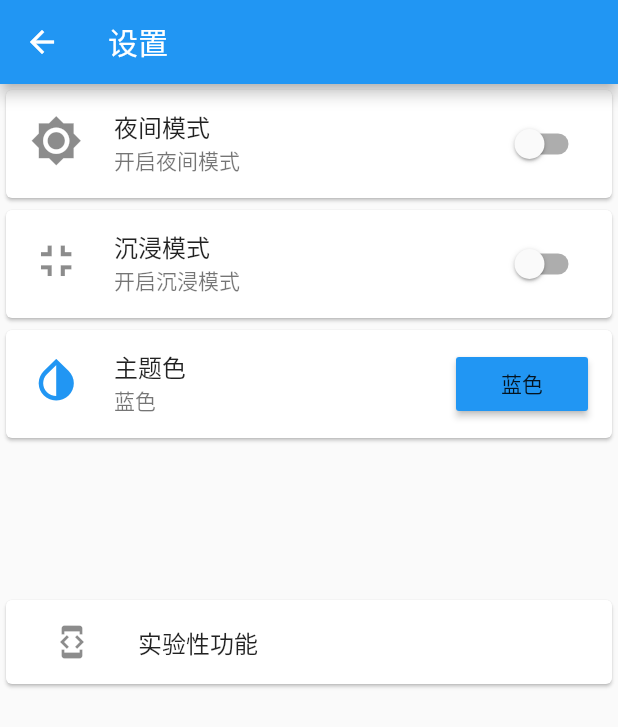
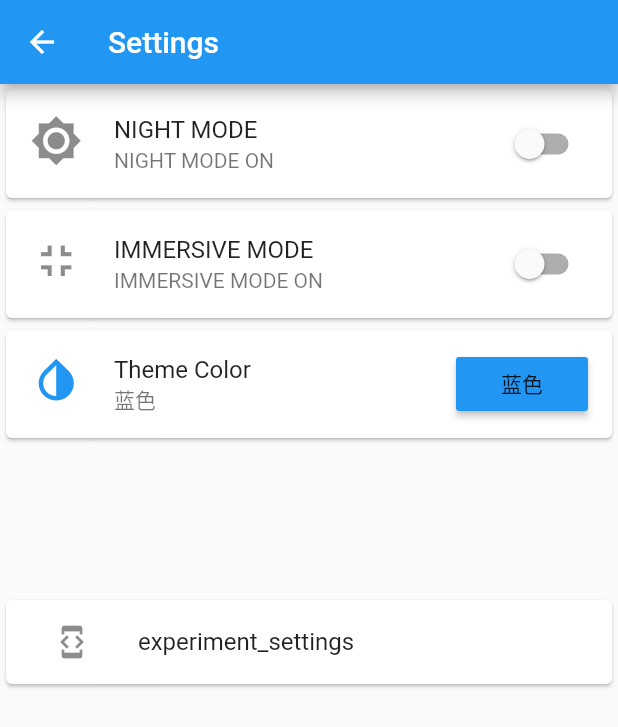
Before and after one commit to laiiihz/firenote, a Flutter app: the SettingsPage screen opened directly, on a phone screen of 412 x 824 dp. Shown: the top 727 px of the screen. Run offline on Flutter 3.47's test engine with Material 2 defaults, Android fonts, the phone set to English and light mode, and no system bars; our stand-ins replace flutter_local_notifications, shared_preferences, sqflite; accounts and stored records are empty.

Commit message:
fix localization

```diff
--- a/lib/Edit/EditorWithKey.dart
+++ b/lib/Edit/EditorWithKey.dart
@@ -5,7 +5,7 @@ import 'package:path/path.dart' as Path;
 import 'package:scoped_model/scoped_model.dart';
 import 'package:firenote/model/appModel.dart';
 import 'dart:async';
-
+import 'package:firenote/generated/i18n.dart';
 class EditorWithKeyPage extends StatefulWidget {
   @override
   State<StatefulWidget> createState() => _EditorWithKeyState();
@@ -121,7 +121,7 @@ class _EditorWithKeyState extends State<EditorWithKeyPage> {
       builder: (context, child, model) {
         return Scaffold(
           appBar: AppBar(
-            title: Text('更新备忘'),
+            title: Text(S.of(context).update_note),
             actions: <Widget>[
               Padding(
                 padding: EdgeInsets.all(5),
@@ -140,7 +140,7 @@ class _EditorWithKeyState extends State<EditorWithKeyPage> {
                       context: context,
                       builder: (context) {
                         return new SimpleDialog(
-                          title: Text('选择颜色'),
+                          title: Text(S.of(context).choose_color),
                           children: <Widget>[
                             Column(
                               children: <Widget>[
@@ -236,8 +236,8 @@ class _EditorWithKeyState extends State<EditorWithKeyPage> {
                   controller: _titleController,
                   decoration: InputDecoration(
                     filled: true,
-                    labelText: '标题',
-                    hintText: '输入你的标题',
+                    labelText: S.of(context).title_note,
+                    hintText: S.of(context).enter_title,
                     border: OutlineInputBorder(),
                     suffixIcon: DropdownButton(
                       items: genWidget,
@@ -270,7 +270,7 @@ class _EditorWithKeyState extends State<EditorWithKeyPage> {
                 padding: EdgeInsets.all(5),
                 child: Card(
                   child: ListTile(
-                    leading: Text('创建时间:' +
+                    leading: Text(S.of(context).create_note +
                         DateTime.fromMillisecondsSinceEpoch(
                                 model.tempNote.timeNow)
                             .toString()
@@ -283,7 +283,7 @@ class _EditorWithKeyState extends State<EditorWithKeyPage> {
                 child: Card(
                   child: ListTile(
                     leading:
-                        Text('更新时间:' + _nowTime.toString().substring(0, 19)),
+                        Text(S.of(context).update_time + _nowTime.toString().substring(0, 19)),
                   ),
                 ),
               ),
@@ -291,7 +291,7 @@ class _EditorWithKeyState extends State<EditorWithKeyPage> {
                 padding: EdgeInsets.all(5),
                 child: Card(
                   child: ListTile(
-                    leading: Text('提醒时间:' +
+                    leading: Text(S.of(context).reminder_time+
                         DateTime.fromMillisecondsSinceEpoch(_timeMillsec ?? 0)
                             .toString()
                             .substring(0, 16)),
--- a/lib/Edit/StandardEditor.dart
+++ b/lib/Edit/StandardEditor.dart
@@ -7,7 +7,7 @@ import 'package:firenote/Database/MainDatabase.dart';
 import 'package:sqflite/sqflite.dart';
 import 'package:firenote/model/appModel.dart';
 import 'package:flutter_local_notifications/flutter_local_notifications.dart';
-
+import 'package:firenote/generated/i18n.dart';
 class StandardEditorPage extends StatefulWidget {
   @override
   State<StatefulWidget> createState() => _StandardEditorState();
@@ -123,7 +123,7 @@ class _StandardEditorState extends State<StandardEditorPage> {
     // TODO: implement build
     return Scaffold(
       appBar: AppBar(
-        title: Text('新建备忘'),
+        title: Text(S.of(context).create_note),
         actions: <Widget>[
           Padding(
             padding: EdgeInsets.all(5),
@@ -142,7 +142,7 @@ class _StandardEditorState extends State<StandardEditorPage> {
                   context: context,
                   builder: (context) {
                     return new SimpleDialog(
-                      title: Text('选择颜色'),
+                      title: Text(S.of(context).choose_color),
                       children: <Widget>[
                         Column(
                           children: <Widget>[
@@ -211,8 +211,6 @@ class _StandardEditorState extends State<StandardEditorPage> {
                 fireNote.timeNow = DateTime.now().millisecondsSinceEpoch;
                 fireNote.timeSet = _timeMillsec;
                 fireNote.tag = _value;
-                print('dateTime set');
-                print(fireNote.timeSet);
                 await _noteProvider.insert(fireNote);
               }
 
@@ -274,8 +272,8 @@ class _StandardEditorState extends State<StandardEditorPage> {
               controller: _titleController,
               decoration: InputDecoration(
                 filled: true,
-                labelText: '标题',
-                hintText: '输入你的标题',
+                labelText: S.of(context).title_note,
+                hintText: S.of(context).enter_title,
                 border: OutlineInputBorder(),
                 suffixIcon: DropdownButton(
                   items: genWidget,
@@ -309,7 +307,7 @@ class _StandardEditorState extends State<StandardEditorPage> {
             padding: EdgeInsets.all(5),
             child: Card(
               child: ListTile(
-                leading: Text('创建时间:' + _nowTime.toString().substring(0, 19)),
+                leading: Text(S.of(context).create_time_pre + _nowTime.toString().substring(0, 19)),
               ),
             ),
           ),
@@ -317,7 +315,7 @@ class _StandardEditorState extends State<StandardEditorPage> {
             padding: EdgeInsets.all(5),
             child: Card(
               child: ListTile(
-                leading: Text('提醒时间:' +
+                leading: Text(S.of(context).reminder_time +
                     DateTime.fromMillisecondsSinceEpoch(_timeMillsec ?? 0)
                         .toString()
                         .substring(0, 16)),
--- a/lib/menu/About.dart
+++ b/lib/menu/About.dart
@@ -2,7 +2,7 @@ import 'package:flutter/material.dart';
 import 'package:url_launcher/url_launcher.dart';
 import 'package:scoped_model/scoped_model.dart';
 import 'package:firenote/model/appModel.dart';
-
+import 'package:firenote/generated/i18n.dart';
 class AboutPage extends StatefulWidget {
   @override
   State<StatefulWidget> createState() => _AboutState();
@@ -11,7 +11,7 @@ class AboutPage extends StatefulWidget {
 class _AboutState extends State<AboutPage> {
   @override
   Widget build(BuildContext context) {
-    // TODO: implement build
+
     return ScopedModelDescendant<AppModel>(
       builder: (context, child, model) {
         return Scaffold(
--- a/lib/menu/Settings.dart
+++ b/lib/menu/Settings.dart
@@ -4,6 +4,7 @@ import 'package:firenote/model/appModel.dart';
 import 'package:firenote/menu/SettingsColor.dart';
 import 'DeveloperMode.dart';
 import 'package:shared_preferences/shared_preferences.dart';
+import 'package:firenote/generated/i18n.dart';
 
 class SettingsPage extends StatefulWidget {
   @override
@@ -18,7 +19,7 @@ class _SettingsState extends State<SettingsPage> {
       builder: (context, child, model) {
         return Scaffold(
           appBar: AppBar(
-            title: Text('设置'),
+            title: Text(S.of(context).pop_settings),
           ),
           body: ListView(
             children: <Widget>[
@@ -30,9 +31,9 @@ class _SettingsState extends State<SettingsPage> {
                         : Icons.brightness_7,
                     size: 35,
                   ),
-                  title: Text('夜间模式'),
+                  title: Text(S.of(context).night_mode),
                   subtitle:
-                      model.isDarkModeOn ? Text('关闭夜间模式') : Text('开启夜间模式'),
+                      model.isDarkModeOn ? Text(S.of(context).night_mode_off) : Text(S.of(context).night_mode_on),
                   trailing: Switch(
                       value: model.isDarkModeOn,
                       onChanged: (value) {
@@ -55,9 +56,9 @@ class _SettingsState extends State<SettingsPage> {
                         : Icons.fullscreen_exit,
                     size: 35,
                   ),
-                  title: Text('沉浸模式'),
+                  title: Text(S.of(context).immersive_mode),
                   subtitle:
-                  model.statusBarTransparent ? Text('关闭沉浸模式') : Text('开启沉浸模式'),
+                  model.statusBarTransparent ? Text(S.of(context).immersive_mode_off) : Text(S.of(context).immersive_mode_on),
                   trailing: Switch(
                       value: model.statusBarTransparent,
                       onChanged: (value) {
@@ -79,9 +80,9 @@ class _SettingsState extends State<SettingsPage> {
                     size: 35,
                     color: model.primaryColor,
                   ),
-                  title: Text('主题色'),
+                  title: Text(S.of(context).theme_color),
                   subtitle:
-                      model.isDarkModeOn ? Text('不可用') : Text(model.colorName),
+                      model.isDarkModeOn ? Text(S.of(context).nulls) : Text(model.colorName),
                   trailing: MaterialButton(
                     onPressed: model.isDarkModeOn
                         ? null
@@ -104,7 +105,7 @@ class _SettingsState extends State<SettingsPage> {
                 child: MaterialButton(
                   child: ListTile(
                     leading: Icon(Icons.developer_mode),
-                    title: Text('实验性功能'),
+                    title: Text(S.of(context).experiment_settings),
                   ),
                   onPressed: () {
                     Navigator.push(
--- a/lib/menu/SettingsColor.dart
+++ b/lib/menu/SettingsColor.dart
@@ -2,7 +2,7 @@ import 'package:flutter/material.dart';
 import 'package:scoped_model/scoped_model.dart';
 import 'package:firenote/model/appModel.dart';
 import 'package:shared_preferences/shared_preferences.dart';
-
+import 'package:firenote/generated/i18n.dart';
 class SettingsColorPage extends StatefulWidget {
   @override
   State<StatefulWidget> createState() => _SettingsColorState();
@@ -21,26 +21,25 @@ class _SettingsColorState extends State<SettingsColorPage> {
       builder: (context, child, model) {
         return Scaffold(
           appBar: AppBar(
-            title: Text('主题色'),
+            title: Text(S.of(context).theme_color),
           ),
           body: ListView(
             children: <Widget>[
-              buildColor(Color(0xFFD4E157), 'lime'),
-              buildColor(Color(0xFF2196F3), '蓝色'),
-              buildColor(Color(0xFFF06292), '粉色'),
-              buildColor(Color(0xFF4CAF50), '亮绿色'),
-              buildColor(Color(0xFFF44336), '红色'),
-              buildColor(Color(0xFF9E9E9E), '灰色'),
-              buildColor(Color(0xFF03A9F4), '亮蓝色'),
-              buildColor(Color(0xFF4CAF50), '绿色'),
-              buildColor(Color(0xFF546E7A), '蓝灰色'),
-              buildColor(Color(0xFFFFC107), '蜂蜜色'),
-              buildColor(Color(0xFF673AB7), '深紫色'),
-              buildColor(Color(0xFF26A69A), '靛青'),
-              buildColor(Color(0xFFFFA726), '橘色'),
-              buildColor(Color(0xFFFF7043), '深橘色'),
-              buildColor(Color(0xFFA1887F), '棕色'),
-              buildColor(Color(0xFF26C6DA), '蓝绿色'),
+              buildColor(Color(0xFFD4E157), S.of(context).lime),
+              buildColor(Color(0xFF2196F3), S.of(context).blue),
+              buildColor(Color(0xFFF06292), S.of(context).pink),
+              buildColor(Color(0xFF4CAF50), S.of(context).light_green),
+              buildColor(Color(0xFFF44336), S.of(context).red),
+              buildColor(Color(0xFF9E9E9E), S.of(context).grey),
+              buildColor(Color(0xFF03A9F4), S.of(context).light_blue),
+              buildColor(Color(0xFF4CAF50), S.of(context).green),
+              buildColor(Color(0xFF546E7A), S.of(context).blue_grey),
+              buildColor(Color(0xFFFFC107), S.of(context).honey),
+              buildColor(Color(0xFF673AB7), S.of(context).deep_purple),
+              buildColor(Color(0xFF26A69A), S.of(context).teal),
+              buildColor(Color(0xFFFFA726), S.of(context).orange),
+              buildColor(Color(0xFFFF7043), S.of(context).dark_orange),
+              buildColor(Color(0xFF26C6DA), S.of(context).blue_with_green),
             ],
           ),
         );
--- a/lib/model/appModel.dart
+++ b/lib/model/appModel.dart
@@ -3,6 +3,7 @@ import 'package:flutter/material.dart';
 import 'package:firenote/Database/MainDatabase.dart';
 import 'package:flutter/services.dart';
 import 'package:shared_preferences/shared_preferences.dart';
+import 'package:firenote/generated/i18n.dart';
 class AppModel extends Model {
 
   bool _startAtOne=true;
```
Also changed, not shown: lib/home.dart (+8 -8 lines), res/values/strings_en.arb (+40 -1 lines), res/values/strings_zh.arb (+40 -1 lines), lib/generated/i18n.dart.
